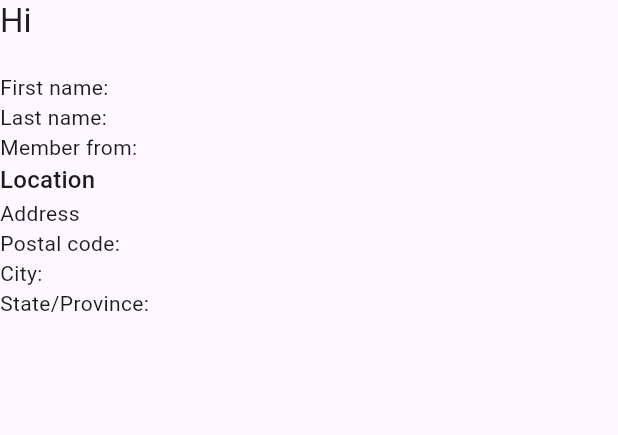
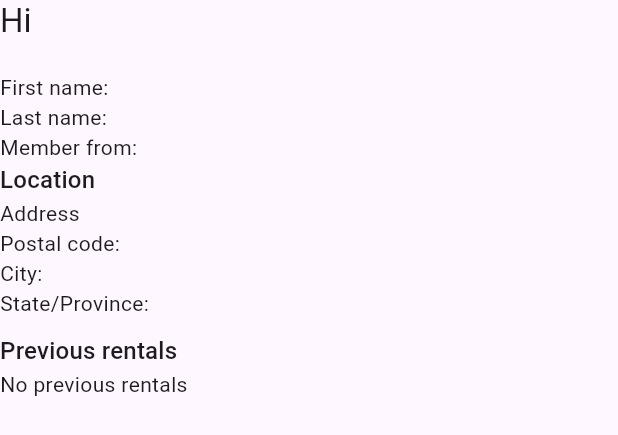
Before and after one commit to jordycoding/automaat_app, a Flutter app: the ProfileOverview widget shown alone on an empty page, opened directly with empty values, on a phone screen of 412 x 824 dp. Shown: the top 435 px of the screen. Run offline on Flutter 3.47's test engine with Material 3 defaults, Android fonts, the phone set to English and light mode, and no system bars; our stand-ins replace freezed_annotation, go_router, shared_preferences; accounts and stored records are empty; network calls fail.

Commit message:
Start rental list

```diff
--- a/lib/data/repositories/auth/auth_repository_remote.dart
+++ b/lib/data/repositories/auth/auth_repository_remote.dart
@@ -41,7 +41,7 @@ class AuthRepositoryRemote extends AuthRepository {
 
   @override
   Future<bool> get isAuthenticated async {
-        _log.info("Checking authentication");
+    _log.info("Checking authentication");
     if (_isAuthenticated != null) {
       return _isAuthenticated!;
     }
--- a/lib/data/services/api/model/rental/rental.dart
+++ b/lib/data/services/api/model/rental/rental.dart
@@ -16,7 +16,7 @@ class Rental with _$Rental {
     required double latitude,
     required String fromDate,
     required String toDate,
-    State? state,
+    RentalState? state,
     List<Inspection>? inspections,
     CustomerResource? customer,
     required Car car,
@@ -25,7 +25,7 @@ class Rental with _$Rental {
   factory Rental.fromJson(Map<String, Object?> json) => _$RentalFromJson(json);
 }
 
-enum State {
+enum RentalState {
   @JsonValue("ACTIVE")
   active,
   @JsonValue("RESERVED")
--- a/lib/routing/router.dart
+++ b/lib/routing/router.dart
@@ -94,7 +94,7 @@ GoRouter router(AuthRepository authRepository) => GoRouter(
 Future<String?> _redirect(BuildContext context, GoRouterState state) async {
   final loggedIn = await context.read<AuthRepository>().isAuthenticated;
   final loggingIn = state.matchedLocation == AppRoutes.login;
-    final registering = state.matchedLocation == AppRoutes.register;
+  final registering = state.matchedLocation == AppRoutes.register;
 
   // If not logged in, go to login page
   if (!loggedIn && !registering) {
--- a/lib/ui/core/profile/widgets/profile_overview.dart
+++ b/lib/ui/core/profile/widgets/profile_overview.dart
@@ -1,4 +1,6 @@
 import 'package:automaat_app/data/services/api/model/customer_resource/customer_resource.dart';
+import 'package:automaat_app/data/services/api/model/rental/rental.dart';
+import 'package:automaat_app/ui/core/profile/widgets/rental_list.dart';
 import 'package:flutter/material.dart';
 
 class ProfileOverview extends StatelessWidget {
@@ -27,7 +29,18 @@ class ProfileOverview extends StatelessWidget {
           Text("Postal code: ${profile.location!.postalCode ?? 'n/a'}"),
           Text("City: ${profile.location!.city ?? 'n/a'}"),
           Text("State/Province: ${profile.location!.stateProvince ?? 'n/a'}"),
-        ]
+        ],
+        const SizedBox(height: 10),
+        Text("Previous rentals",
+            style: Theme.of(context).textTheme.titleMedium),
+        if (profile.rentals == null || profile.rentals!.isEmpty)
+          const Text("No previous rentals")
+        else
+          RentalList(
+            rentals: profile.rentals!
+                .where((rental) => rental.state == RentalState.returned)
+                .toList(),
+          )
       ],
     );
   }
--- /dev/null
+++ b/lib/ui/core/profile/widgets/rental_list.dart
@@ -0,0 +1,15 @@
+import 'package:automaat_app/data/services/api/model/rental/rental.dart';
+import 'package:flutter/material.dart';
+
+class RentalList extends StatelessWidget {
+  const RentalList({super.key, required this.rentals});
+
+  final List<Rental> rentals;
+
+  @override
+  Widget build(BuildContext context) {
+    return Column(
+      crossAxisAlignment: CrossAxisAlignment.start,
+    );
+  }
+}
```
Also changed, not shown: lib/ui/core/profile/widgets/profile_screen.dart (+4 -4 lines), lib/data/services/api/model/rental/rental.freezed.dart, lib/data/services/api/model/rental/rental.g.dart.
